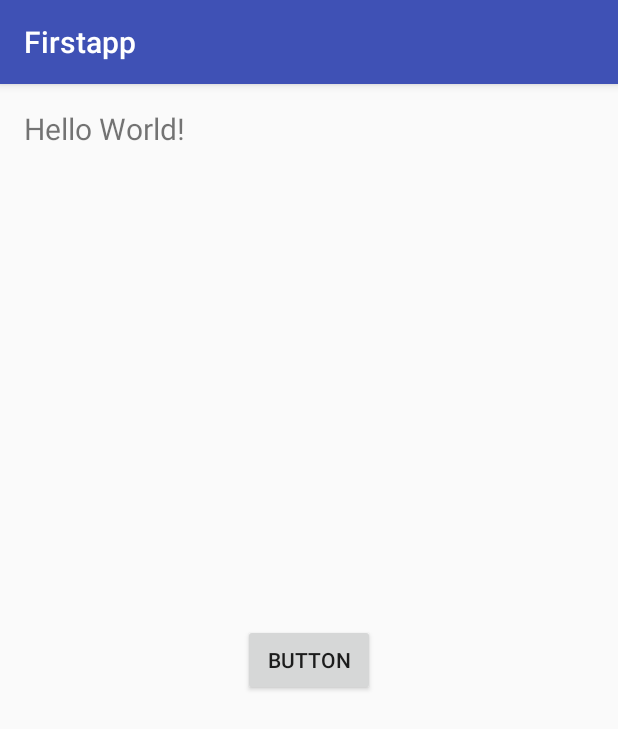
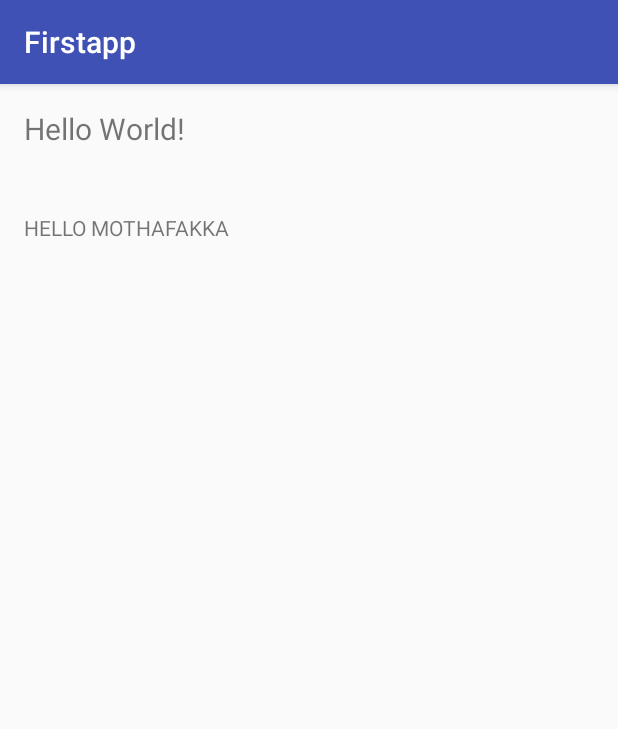
Before and after one commit to jhanik/CSE299_Park_Provider, an Android app: the screen it shows after launch (MainActivity), on a phone screen of 412 x 824 dp. Shown: the top 729 px of the screen. Run offline under Robolectric (Android 15) with nearby library versions, the phone set to English and light mode, and no system bars.

Commit message:
change in 1st

```diff
--- a/app/src/main/res/layout/activity_main.xml
+++ b/app/src/main/res/layout/activity_main.xml
@@ -17,18 +17,10 @@
         android:textSize="20sp"
         android:id="@+id/hello"
         />
-    <TextView
-        android:layout_width="wrap_content"
-        android:layout_height="wrap_content"
 
-        android:textSize="20sp"
-        android:layout_below="@+id/button"/>
-
-    <Button
-        android:text="Button"
-        android:layout_width="wrap_content"
-        android:layout_height="wrap_content"
-        android:layout_centerVertical="true"
-        android:layout_centerHorizontal="true"
-        android:id="@+id/button" />
+  <TextView
+      android:layout_width="wrap_content"
+      android:layout_height="wrap_content"
+      android:text="HELLO MOTHAFAKKA"
+      android:layout_marginTop="70dp"/>
 </RelativeLayout>
```
